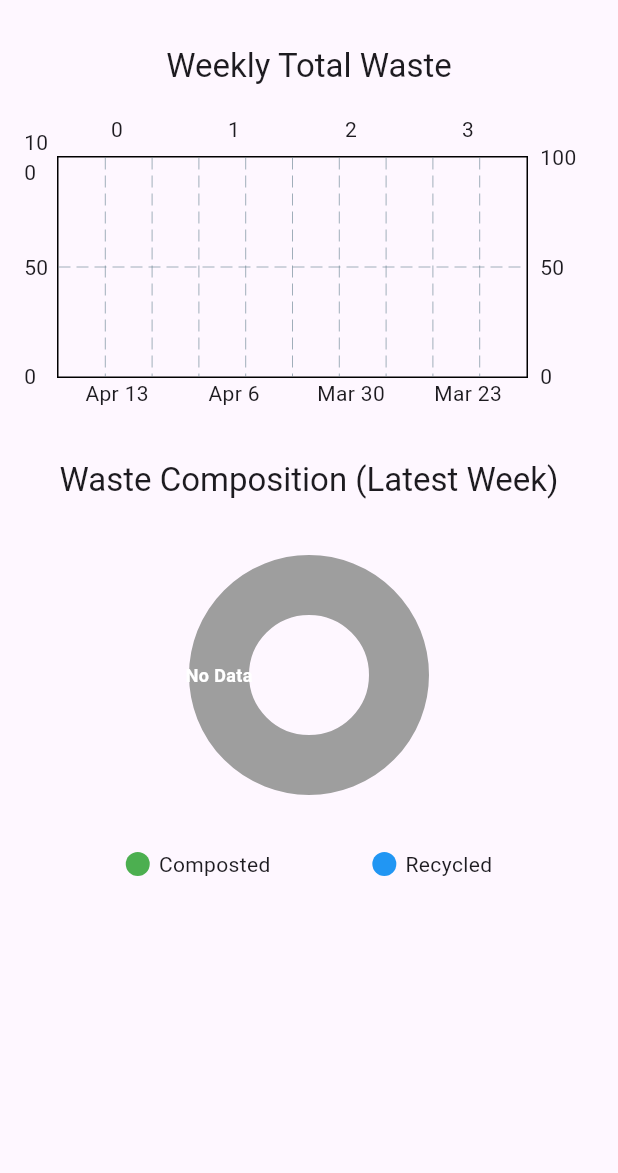
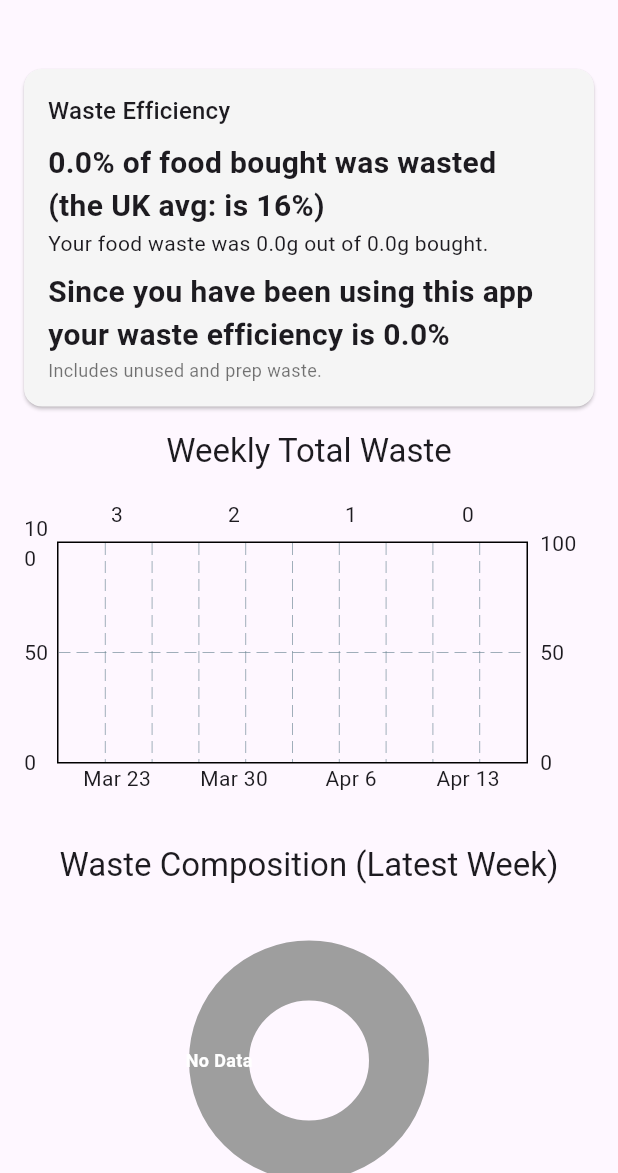
Before and after one commit to jbrun001/foodmanager, a Flutter app: the WasteLogAnalysisScreen screen opened directly with empty values, on a phone screen of 412 x 824 dp, the part 63-1236 px from its top. Run offline on Flutter 3.47's test engine with Material 3 defaults, Android fonts, the light colour scheme and no system bars; our stand-ins replace cached_network_image, cloud_firestore, firebase_auth, firebase_core, go_router, google_sign_in and 1 more; accounts and stored records are empty; generated files the repository leaves out were written again.

Commit message:
R1.FW.01: visualisation of food waste as a proportion of food purchased over time. Text showing %age for this week and lifetime %age.

```diff
--- a/lib/screens/wasteloganalysis_screen.dart
+++ b/lib/screens/wasteloganalysis_screen.dart
@@ -4,7 +4,9 @@ import 'package:intl/intl.dart';
 import '../services/firebase_service.dart';
 import 'package:go_router/go_router.dart'; // required for login redirect
 import 'menu_drawer.dart';
+import 'package:cloud_firestore/cloud_firestore.dart'; // needed for Timestamp
 // f1_charts reference https://clay-atlas.com/us/blog/2021/10/14/flutter-en-flchart-pie-chart/
+import '../widgets/wastesummary_card.dart';
 
 class WasteLogAnalysisScreen extends StatefulWidget {
   final FirebaseService firebaseService;
@@ -35,8 +37,11 @@ class _WasteLogAnalysisScreenState extends State<WasteLogAnalysisScreen> {
     DateTime now = DateTime.now();
     // Get the current week start (assuming week starts on Sunday)
     DateTime currentWeekStart = now.subtract(Duration(days: now.weekday % 7));
-    _weekStarts = List.generate(
-        4, (index) => currentWeekStart.subtract(Duration(days: 7 * index)));
+    // get the data oldest last
+    _weekStarts = [];
+    for (int i = 3; i >= 0; i--) {
+      _weekStarts.add(currentWeekStart.subtract(Duration(days: 7 * i)));
+    }
   }
 
   /// Aggregates the waste logs for each week into a map
@@ -71,6 +76,93 @@ class _WasteLogAnalysisScreenState extends State<WasteLogAnalysisScreen> {
       };
     }
     return weeklyStats;
+  }
+
+  Future<Map<String, dynamic>> _getWeeklyData() async {
+    try {
+      final stats = await _getWeeklyStats();
+      final weekStart = _weekStarts.first;
+
+      final smartlistItems =
+          await widget.firebaseService.getSmartlistForWeek(userId, weekStart);
+      final allLogs = await widget.firebaseService.getAllWasteLogsRaw(userId);
+      final allSmartlists =
+          await widget.firebaseService.getAllSmartlistDocuments(userId);
+      final currentWeekId = DateFormat('yyyy-MM-dd').format(weekStart);
+
+      double convertToGrams(double amount, String unit) {
+        switch (unit.toLowerCase()) {
+          case 'kg':
+            return amount * 1000;
+          case 'g':
+            return amount;
+          case 'l':
+            return amount * 1000;
+          case 'ml':
+            return amount;
+          case 'tbsp':
+            return amount * 15;
+          case 'tsp':
+            return amount * 5;
+          case '':
+            return 100;
+          default:
+            return amount;
+        }
+      }
+
+      double lifetimeWaste = 0.0;
+      for (var log in allLogs) {
+        final dynamic ts = log['timestamp'] ?? log['date'];
+        late DateTime date;
+
+        if (ts is Timestamp) {
+          date = ts.toDate();
+        } else if (ts is String) {
+          date = DateTime.tryParse(ts) ?? DateTime(2000);
+        } else {
+          date = DateTime(2000);
+        }
+
+        final logWeekStart = date.subtract(Duration(days: date.weekday % 7));
+        if (DateFormat('yyyy-MM-dd').format(logWeekStart) == currentWeekId)
+          continue;
+
+        lifetimeWaste += (log['amount'] ?? 0.0) as double;
+      }
+
+      double lifetimeBought = 0.0;
+      for (var doc in allSmartlists) {
+        if (doc['weekId'] == currentWeekId) continue;
+
+        final items =
+            doc['items'] as List<dynamic>; // cast to dynamic list first
+
+        for (var rawItem in items) {
+          final item = Map<String, dynamic>.from(rawItem);
+          double amount = (item['purchase_amount'] ?? 0.0) as double;
+          if (amount == 0.0) continue;
+// debug
+          print(
+              'smartlist: ${item['name']} ${item['purchase_amount']}${item['unit']} = ${convertToGrams(amount, item['unit'] ?? '')}g');
+          lifetimeBought += convertToGrams(amount, item['unit'] ?? '');
+        }
+      }
+// debug
+      print(
+          'weekstart: $weekStart | lifetimeWaste: $lifetimeWaste | lifetimeBought: $lifetimeBought');
+      return {
+        'weeklyStats': stats,
+        'smartlistItems': smartlistItems,
+        'weekStart': weekStart,
+        'lifetimeWaste': lifetimeWaste,
+        'lifetimeBought': lifetimeBought,
+      };
+    } catch (e, stacktrace) {
+      print('Error in _getWeeklyData: $e');
+      print(stacktrace);
+      rethrow;
+    }
   }
 
   double _getMaxWaste(Map<String, Map<String, double>> weeklyStats) {
@@ -123,16 +215,6 @@ class _WasteLogAnalysisScreenState extends State<WasteLogAnalysisScreen> {
           titlePositionPercentageOffset: 0.6,
         ),
       );
-/*      sections.add(
-        PieChartSectionData(
-          value: inedible,
-          color: Colors.red,
-          title: '${((inedible / totalWaste) * 100).toStringAsFixed(1)}%',
-          titleStyle: TextStyle(
-              fontSize: 12, fontWeight: FontWeight.bold, color: Colors.white),
-          titlePositionPercentageOffset: 0.6,
-        ),
-      ); */
       sections.add(
         PieChartSectionData(
           value: recycled,
@@ -165,8 +247,8 @@ class _WasteLogAnalysisScreenState extends State<WasteLogAnalysisScreen> {
         title: const Text('Waste Log Analysis'),
       ),
       drawer: MenuDrawer(),
-      body: FutureBuilder<Map<String, Map<String, double>>>(
-        future: _getWeeklyStats(),
+      body: FutureBuilder<Map<String, dynamic>>(
+        future: _getWeeklyData(),
         builder: (context, snapshot) {
           if (snapshot.connectionState == ConnectionState.waiting) {
             return const Center(child: CircularProgressIndicator());
@@ -174,12 +256,30 @@ class _WasteLogAnalysisScreenState extends State<WasteLogAnalysisScreen> {
           if (snapshot.hasError || !snapshot.hasData) {
             return const Center(child: Text('Error loading analysis.'));
           }
-          final weeklyStats = snapshot.data!;
+
+          final weeklyStats =
+              snapshot.data!['weeklyStats'] as Map<String, Map<String, double>>;
+          final smartlistItems =
+              snapshot.data!['smartlistItems'] as List<Map<String, dynamic>>;
+          final weekStart = snapshot.data!['weekStart'] as DateTime;
+          final lifetimeWaste = snapshot.data!['lifetimeWaste'] as double;
+          final lifetimeBought = snapshot.data!['lifetimeBought'] as double;
+
+          final latestWeekLabel = DateFormat.MMMd().format(weekStart);
+          final double totalWaste =
+              weeklyStats[latestWeekLabel]?['totalWaste'] ?? 0.0;
+
           return SingleChildScrollView(
             child: Padding(
               padding: const EdgeInsets.all(16.0),
               child: Column(
                 children: [
+                  WasteSummary_Card(
+                    totalWaste: totalWaste,
+                    smartlistItems: smartlistItems,
+                    lifetimeWaste: lifetimeWaste,
+                    lifetimeBought: lifetimeBought,
+                  ),
                   // Graph 1: Bar chart of total waste per week
                   Text(
                     'Weekly Total Waste',
@@ -192,7 +292,8 @@ class _WasteLogAnalysisScreenState extends State<WasteLogAnalysisScreen> {
                       BarChartData(
                         alignment: BarChartAlignment.spaceAround,
                         maxY: _getMaxWaste(weeklyStats),
-                        barGroups: weeklyStats.entries.map((entry) {
+                        barGroups:
+                            weeklyStats.entries.toList().reversed.map((entry) {
                           final index =
                               weeklyStats.keys.toList().indexOf(entry.key);
 
@@ -242,7 +343,8 @@ class _WasteLogAnalysisScreenState extends State<WasteLogAnalysisScreen> {
                               showTitles: true,
                               getTitlesWidget: (double value, TitleMeta meta) {
                                 int index = value.toInt();
-                                List<String> labels = weeklyStats.keys.toList();
+                                List<String> labels =
+                                    weeklyStats.keys.toList().reversed.toList();
                                 if (index >= 0 && index < labels.length) {
                                   return Text(labels[index]);
                                 }
--- /dev/null
+++ b/lib/widgets/wastesummary_card.dart
@@ -0,0 +1,84 @@
+import 'package:flutter/material.dart';
+
+class WasteSummary_Card extends StatelessWidget {
+  final double totalWaste;
+  final List<Map<String, dynamic>> smartlistItems;
+  final double lifetimeWaste;
+  final double lifetimeBought;
+
+  WasteSummary_Card(
+      {required this.totalWaste,
+      required this.smartlistItems,
+      required this.lifetimeWaste,
+      required this.lifetimeBought});
+
+  double convertToGrams(double amount, String unit) {
+    switch (unit.toLowerCase()) {
+      case 'kg':
+        return amount * 1000;
+      case 'g':
+        return amount;
+      case 'l':
+        return amount * 1000;
+      case 'ml':
+        return amount;
+      case 'tbsp':
+        return amount * 15;
+      case 'tsp':
+        return amount * 5;
+      case '':
+        return 100;
+      default:
+        return amount;
+    }
+  }
+
+  @override
+  Widget build(BuildContext context) {
+    double totalBought = 0.0;
+
+    for (var item in smartlistItems) {
+      double purchaseAmount = (item['purchase_amount'] ?? 0.0) as double;
+      if (purchaseAmount == 0.0) continue;
+      String unit = item['unit'] ?? '';
+      totalBought += convertToGrams(purchaseAmount, unit);
+    }
+
+    double percent = totalBought > 0 ? (totalWaste / totalBought) * 100 : 0.0;
+    double lifetimePercent =
+        lifetimeBought > 0 ? (lifetimeWaste / lifetimeBought) * 100 : 0.0;
+
+    return Card(
+      margin: const EdgeInsets.symmetric(vertical: 16),
+      color: Colors.grey[100],
+      child: Padding(
+        padding: const EdgeInsets.all(16.0),
+        child: Column(
+          crossAxisAlignment: CrossAxisAlignment.start,
+          children: [
+            Text("Waste Efficiency",
+                style: Theme.of(context).textTheme.titleMedium),
+            SizedBox(height: 8),
+            Text(
+              "${percent.toStringAsFixed(1)}% of food bought was wasted\n(the UK avg: is 16%)",
+              style: TextStyle(fontSize: 20, fontWeight: FontWeight.bold),
+            ),
+            Text(
+              "Your food waste was ${totalWaste.toStringAsFixed(1)}g out of ${totalBought.toStringAsFixed(1)}g bought.",
+              style: TextStyle(fontSize: 14),
+            ),
+            SizedBox(height: 8),
+            Text(
+              "Since you have been using this app your waste efficiency is ${lifetimePercent.toStringAsFixed(1)}%",
+              style: TextStyle(fontSize: 20, fontWeight: FontWeight.bold),
+            ),
+            Text(
+              "Includes unused and prep waste.",
+              style: TextStyle(fontSize: 12, color: Colors.black54),
+            ),
+          ],
+        ),
+      ),
+    );
+  }
+}
```
Also changed, not shown: lib/screens/previewleftovers_screen.dart (+5 -5 lines), lib/services/firebase_service.dart (+27 -0 lines).
